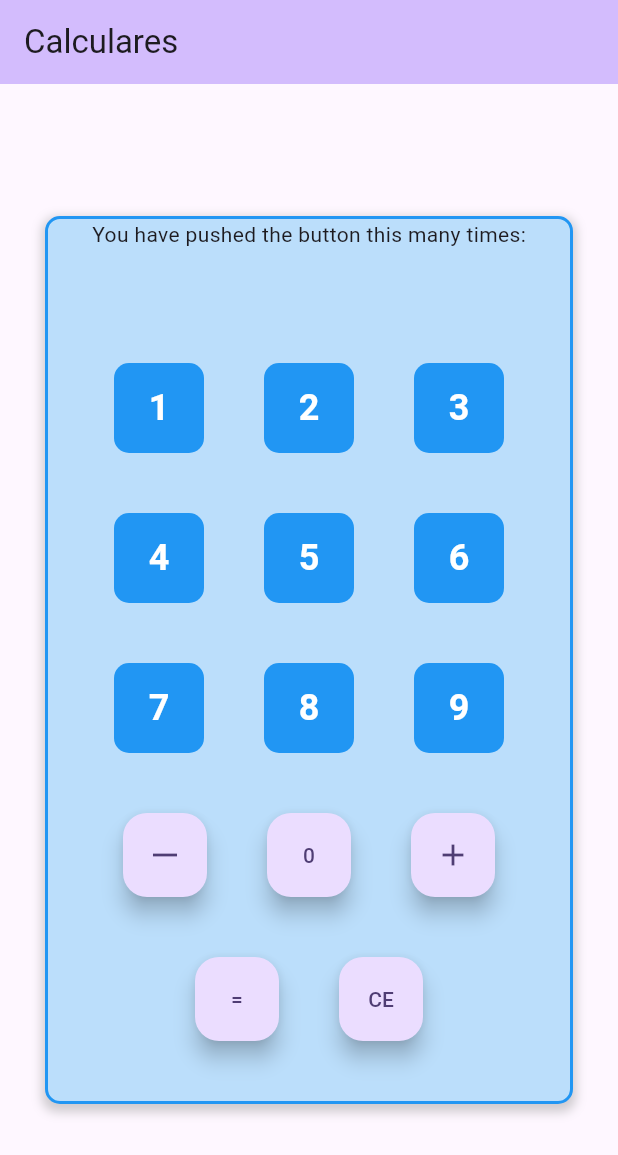
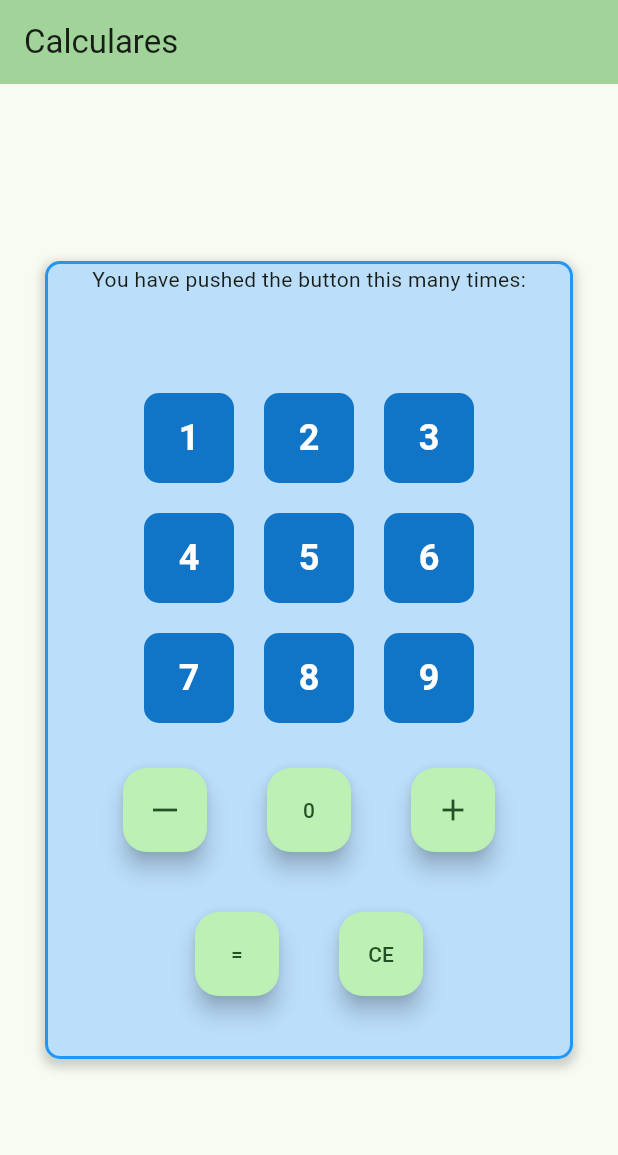
Before and after one commit to pedrourio/Calculadora-Flutter, a Flutter app: the screen it shows after launch, on a phone screen of 412 x 824 dp. Shown: the top 1155 px of the screen. Run offline on Flutter 3.47's test engine with Material 3 defaults, Android fonts, the phone set to English and light mode, and no system bars.

Commit message:
refactor(ui): alterando cores dos botões

```diff
--- a/lib/Calculadora.dart
+++ b/lib/Calculadora.dart
@@ -111,7 +111,7 @@ class _CalculadoraPageState extends State<CalculadoraPage> {
                         children: [
                           for (int j = 0; j < 3; j++)
                             Padding(
-                              padding: const EdgeInsets.all(20),
+                              padding: const EdgeInsets.all(10),
                               child: GestureDetector(
                                 onTapDown: (_) => setState(() {
                                   _pressedButton = i * 3 + j + 1;
@@ -139,7 +139,7 @@ class _CalculadoraPageState extends State<CalculadoraPage> {
                                   decoration: BoxDecoration(
                                     color: _pressedButton == i * 3 + j + 1
                                         ? Colors.green[300]
-                                        : Colors.blue,
+                                        : const Color.fromARGB(255, 16, 116, 199),
                                     borderRadius: _pressedButton == i * 3 + j + 1
                                         ? BorderRadius.circular(30) // Circular
                                         : BorderRadius.circular(10), // Rounded square
@@ -161,9 +161,12 @@ class _CalculadoraPageState extends State<CalculadoraPage> {
                         ],
 
                       ),
+
                     Row(
                       mainAxisAlignment: MainAxisAlignment.center,
                       children: [
+
+                        //Subtração
                         Padding(
                           padding: EdgeInsets.all(20),
                           child: FloatingActionButton(
@@ -172,6 +175,8 @@ class _CalculadoraPageState extends State<CalculadoraPage> {
                             child: const Icon(Icons.horizontal_rule),
                           ),
                         ),
+
+                        //NÚMERO 0
                         Padding(
                           padding: EdgeInsets.all(20),
                           child: FloatingActionButton(
@@ -180,6 +185,8 @@ class _CalculadoraPageState extends State<CalculadoraPage> {
                             child: Text('0')
                           ),
                         ),
+
+                        //SOMA
                         Padding(
                           padding: EdgeInsets.all(20),
                           child: FloatingActionButton(
@@ -193,6 +200,7 @@ class _CalculadoraPageState extends State<CalculadoraPage> {
                     Row(
                       mainAxisAlignment: MainAxisAlignment.center,
                       children: [
+                        //IGUAL
                         Padding(
                           padding: EdgeInsets.all(20),
                           child: FloatingActionButton(
@@ -201,6 +209,9 @@ class _CalculadoraPageState extends State<CalculadoraPage> {
                             child: Text('='),
                           ),
                           ),
+
+
+                        //LIMPAR
                         Padding(
                           padding: EdgeInsets.all(20),
                           child: FloatingActionButton(
--- a/lib/main.dart
+++ b/lib/main.dart
@@ -12,10 +12,13 @@ class MyApp extends StatelessWidget {
   @override
   Widget build(BuildContext context) {
     return MaterialApp(
-      title: 'Flutter Demo',
+
+
+      title: 'Calculadora em Flutter',
       theme: ThemeData(
-        colorScheme: ColorScheme.fromSeed(seedColor: Colors.deepPurple),
-        useMaterial3: true
+        colorScheme: ColorScheme.fromSeed(seedColor: Colors.green),
+        useMaterial3: true,
+
       ),
       home: const CalculadoraPage(title: 'Calculares',),
     );
```
